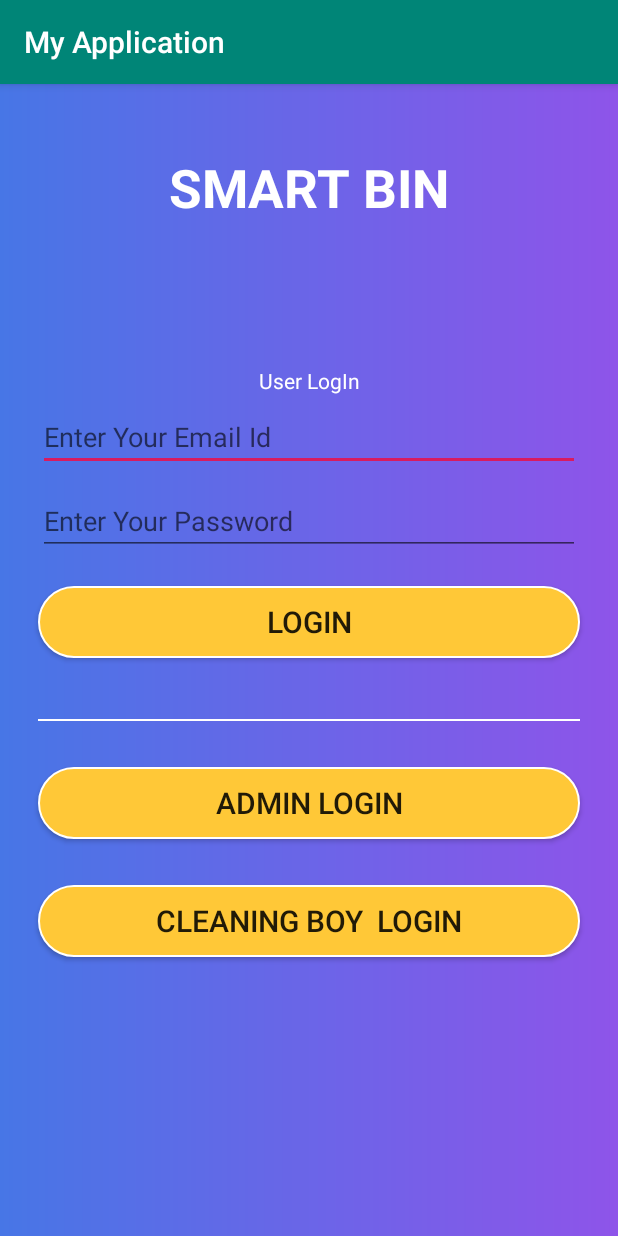
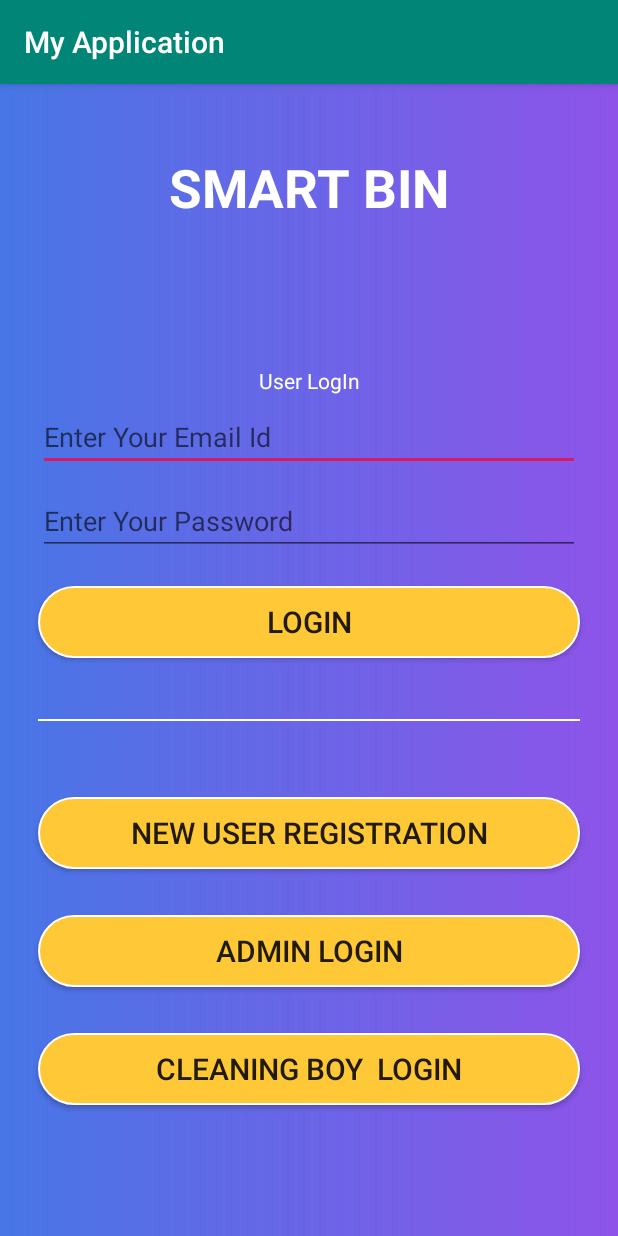
Before and after one commit to anishpdm/Smart-Bin-Arduino-Project, an Android app: the UserLogIn screen opened directly, with no data from a screen before it, on a phone screen of 412 x 824 dp. Run offline under Robolectric (Android 15) with nearby library versions, the phone set to English and light mode, and no system bars; our stand-ins replace Volley; network calls fail.

Commit message:
Db Bug Fixed

```diff
--- a/android/MyApplication/app/src/main/AndroidManifest.xml
+++ b/android/MyApplication/app/src/main/AndroidManifest.xml
@@ -8,6 +8,7 @@
     <uses-permission android:name="android.permission.INTERNET"/>
 
     <application
+        android:usesCleartextTraffic="true"
         android:allowBackup="true"
         android:icon="@mipmap/ic_launcher"
         android:label="@string/app_name"
--- a/android/MyApplication/app/src/main/java/com/example/myapplication/CBoyLogIn.java
+++ b/android/MyApplication/app/src/main/java/com/example/myapplication/CBoyLogIn.java
@@ -48,7 +48,7 @@ public class CBoyLogIn extends AppCompatActivity {
             }
         });
 
-        b3.setOnClickListener(new View.OnClickListener() {
+        b2.setOnClickListener(new View.OnClickListener() {
             @Override
             public void onClick(View v) {
                 Intent intent=new Intent(getApplicationContext(),UserLogIn.class);
--- a/android/MyApplication/app/src/main/java/com/example/myapplication/UserLogIn.java
+++ b/android/MyApplication/app/src/main/java/com/example/myapplication/UserLogIn.java
@@ -25,7 +25,7 @@ import java.util.Map;
 
 public class UserLogIn extends AppCompatActivity {
 EditText ed1,ed2;
-Button b1,b2,b3;
+Button b1,b2,b3,b4;
 String s1,s2;
 
     @Override
@@ -37,6 +37,15 @@ String s1,s2;
         b1=(Button)findViewById(R.id.loginbut);
         b2=(Button)findViewById(R.id.adminlogin);
         b3=(Button)findViewById(R.id.boylogin);
+        b4=(Button)findViewById(R.id.newreg);
+
+        b4.setOnClickListener(new View.OnClickListener() {
+            @Override
+            public void onClick(View v) {
+                Intent intent=new Intent(getApplicationContext(),UserRegistration.class);
+                startActivity(intent);
+            }
+        });
 
 
         b1.setOnClickListener(new View.OnClickListener() {
--- a/android/MyApplication/app/src/main/java/com/example/myapplication/UserRegistration.java
+++ b/android/MyApplication/app/src/main/java/com/example/myapplication/UserRegistration.java
@@ -125,9 +125,9 @@ public class UserRegistration extends AppCompatActivity {
                 Map<String,String> params = new HashMap<String, String>();
                 params.put("name",s1);
                 params.put("email",s2);
-                params.put("mobile",s3);
+                params.put("mobile",s4);
 
-                params.put("password",s4);
+                params.put("password",s3);
 
 
 
--- a/android/MyApplication/app/src/main/res/layout/activity_main.xml
+++ b/android/MyApplication/app/src/main/res/layout/activity_main.xml
@@ -60,6 +60,7 @@
             android:layout_width="match_parent"
             android:layout_height="1dp" />
         <Button
+            android:id="@+id/MainUserLogin"
             android:textSize="20dp"
             android:text="USER LOGIN"
             android:layout_margin="15dp"
@@ -67,6 +68,7 @@
             android:layout_width="match_parent"
             android:layout_height="wrap_content" />
         <Button
+            android:id="@+id/MainCleanBoyLogIn"
             android:textSize="20dp"
             android:text="CLEANING BOY  LOGIN"
             android:layout_margin="15dp"
--- a/android/MyApplication/app/src/main/res/layout/activity_user_log_in.xml
+++ b/android/MyApplication/app/src/main/res/layout/activity_user_log_in.xml
@@ -67,6 +67,15 @@
         android:layout_width="match_parent"
         android:layout_height="1dp" />
     <Button
+        android:id="@+id/newreg"
+        android:textSize="20dp"
+        android:text="New User Registration"
+        android:layout_margin="25dp"
+        android:background="@drawable/button_style1"
+        android:layout_width="match_parent"
+        android:layout_height="wrap_content" />
+
+    <Button
         android:id="@+id/adminlogin"
         android:layout_marginTop="5dp"
         android:layout_marginBottom="5dp"
--- a/android/MyApplication/app/src/main/res/layout/activity_user_registration.xml
+++ b/android/MyApplication/app/src/main/res/layout/activity_user_registration.xml
@@ -39,7 +39,7 @@
 
         <EditText
             android:id="@+id/userreg_mobile"
-            android:inputType="textPassword"
+            android:inputType="number"
             android:layout_marginTop="5dp"
             android:layout_marginBottom="5dp"
             android:layout_marginLeft="25dp"
--- a/android/MyApplication/build.gradle
+++ b/android/MyApplication/build.gradle
@@ -7,7 +7,7 @@ buildscript {
 
     }
     dependencies {
-        classpath 'com.android.tools.build:gradle:3.3.0'
+        classpath 'com.android.tools.build:gradle:3.3.2'
 
         // NOTE: Do not place your application dependencies here; they belong
         // in the individual module build.gradle files
```
Also changed, not shown: android/MyApplication/app/src/main/java/com/example/myapplication/MainActivity.java (+24 -1 lines), 1 other file.
